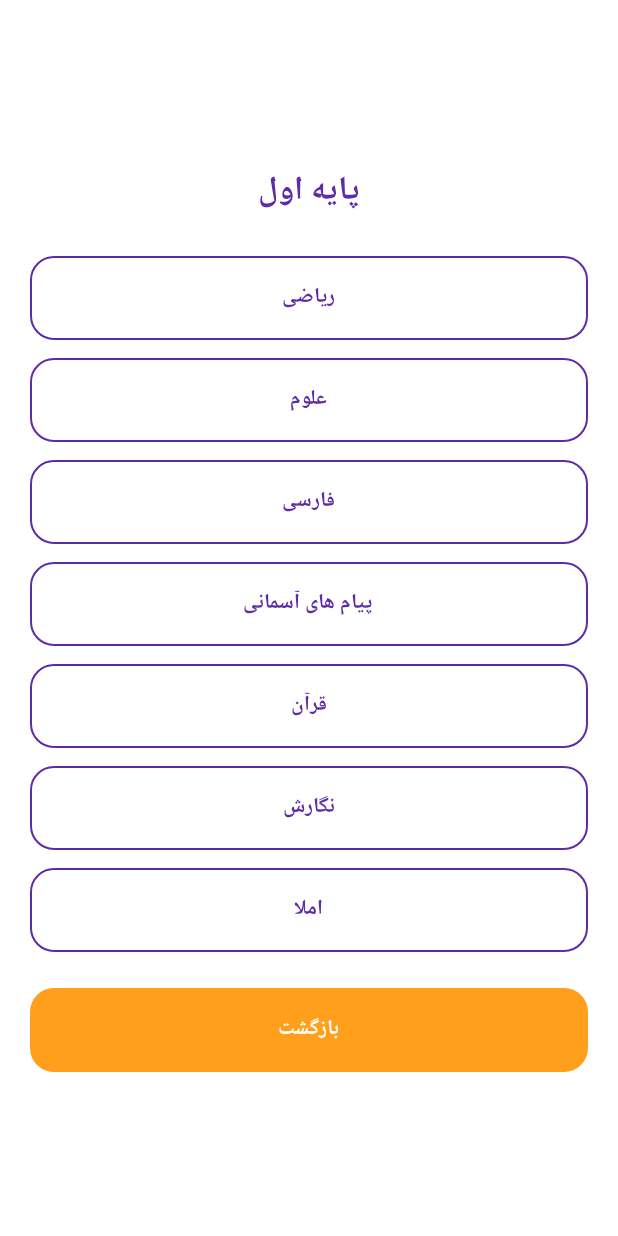
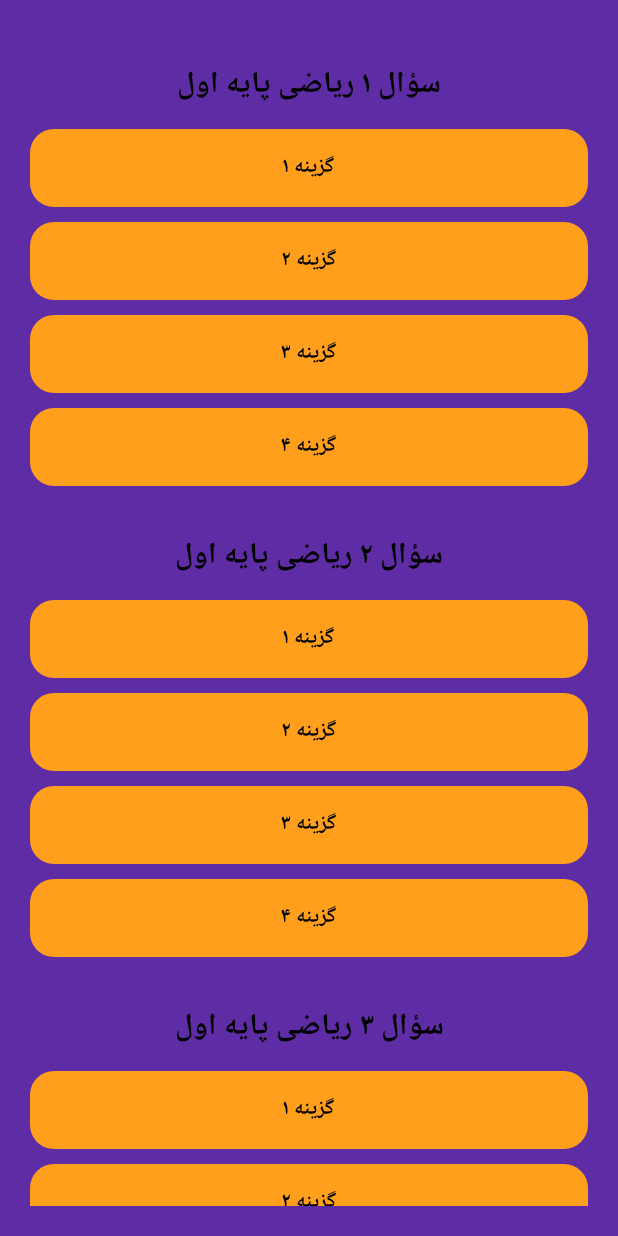
Before and after one commit to erfan92kz-ctrl/Darsino, an Android app built with Jetpack Compose: the composable GameFlowScreen shown on its own in the app's theme, after a tap on "ریاضی", on a phone screen of 412 x 824 dp. Run offline under Robolectric (Android 15) with nearby library versions, the phone set to English and light mode, and no system bars; 1 other tap on this screen came first.

Commit message:
Update MainActivity.kt

```diff
--- a/app/src/main/java/com/darsino/app/MainActivity.kt
+++ b/app/src/main/java/com/darsino/app/MainActivity.kt
@@ -746,14 +746,13 @@ fun GameFlowScreen() {
     val g = grade
     if (g == null) {
         GradeSelectScreen { grade = it }
-    } else {
+    } else if (selectedLesson != null) { QuestionScreen(g, selectedLesson!!) { selectedLesson = null } } else {
         Column(
             modifier = Modifier.fillMaxSize().background(Color.White).padding(20.dp),
             horizontalAlignment = Alignment.CenterHorizontally,
             verticalArrangement = Arrangement.Center
         ) {
             Text("پایه $g", fontWeight = FontWeight.Bold, color = Purple, fontSize = 22.sp)
-            if (selectedLesson != null) { for (q in questionsFor(g, selectedLesson!!)) { Text(q, color = Color.Black, fontWeight = FontWeight.Bold); Spacer(Modifier.height(8.dp)) } }
             Spacer(Modifier.height(24.dp))
             lessonsFor(g).forEach { lesson ->
                 Button(
@@ -783,3 +782,46 @@ fun cannedAnswer(mode: String, q: String): String {
         else -> "این بخش فقط به سؤال‌های درسی جواب می‌دهد. سؤال درسی‌ات را بپرس."
     }
 }
+
+fun questionsFor(grade: String, lesson: String): List<String> {
+    return listOf(
+        "سؤال ۱ $lesson پایه $grade",
+        "سؤال ۲ $lesson پایه $grade",
+        "سؤال ۳ $lesson پایه $grade"
+    )
+}
+
+@Composable
+fun QuestionScreen(grade: String, lesson: String, onBack: () -> Unit) {
+    val questions = questionsFor(grade, lesson)
+    Column(
+        modifier = Modifier
+            .fillMaxSize()
+            .background(Purple)
+            .padding(20.dp)
+            .verticalScroll(rememberScrollState()),
+        horizontalAlignment = Alignment.CenterHorizontally
+    ) {
+        Spacer(Modifier.height(20.dp))
+        questions.forEach { q ->
+            Text(q, color = Color.Black, fontWeight = FontWeight.Bold, fontSize = 20.sp)
+            Spacer(Modifier.height(12.dp))
+            listOf("گزینه ۱", "گزینه ۲", "گزینه ۳", "گزینه ۴").forEach { opt ->
+                Button(
+                    onClick = { },
+                    colors = ButtonDefaults.buttonColors(containerColor = Orange, contentColor = Color.Black),
+                    shape = RoundedCornerShape(16.dp),
+                    modifier = Modifier.fillMaxWidth().height(52.dp)
+                ) { Text(opt, fontWeight = FontWeight.Bold) }
+                Spacer(Modifier.height(10.dp))
+            }
+            Spacer(Modifier.height(20.dp))
+        }
+        Button(
+            onClick = onBack,
+            colors = ButtonDefaults.buttonColors(containerColor = Orange, contentColor = Color.Black),
+            shape = RoundedCornerShape(16.dp),
+            modifier = Modifier.fillMaxWidth().height(52.dp)
+        ) { Text("بازگشت", fontWeight = FontWeight.Bold) }
+    }
+}
```
